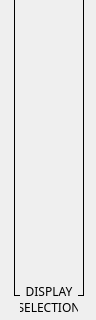
Old version of the form botonera/forms/zone_displayselection.ui in the repository jordan045/tdc-botonera; both pictures show x 0 to 96 and y 176 to 496 of the 96 by 496 pixel window.
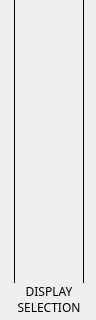
New version of the form. Icons and pictures are not drawn.

```diff
--- a/botonera/forms/zone_displayselection.ui
+++ b/botonera/forms/zone_displayselection.ui
@@ -326,10 +326,10 @@
   <widget class="QLabel" name="label">
    <property name="geometry">
     <rect>
-     <x>20</x>
-     <y>460</y>
-     <width>58</width>
-     <height>30</height>
+     <x>10</x>
+     <y>459</y>
+     <width>78</width>
+     <height>39</height>
     </rect>
    </property>
    <property name="font">
@@ -344,7 +344,7 @@
     <string>DISPLAY SELECTION</string>
    </property>
    <property name="alignment">
-    <set>Qt::AlignCenter</set>
+    <set>Qt::AlignHCenter|Qt::AlignTop</set>
    </property>
    <property name="wordWrap">
     <bool>true</bool>
```
